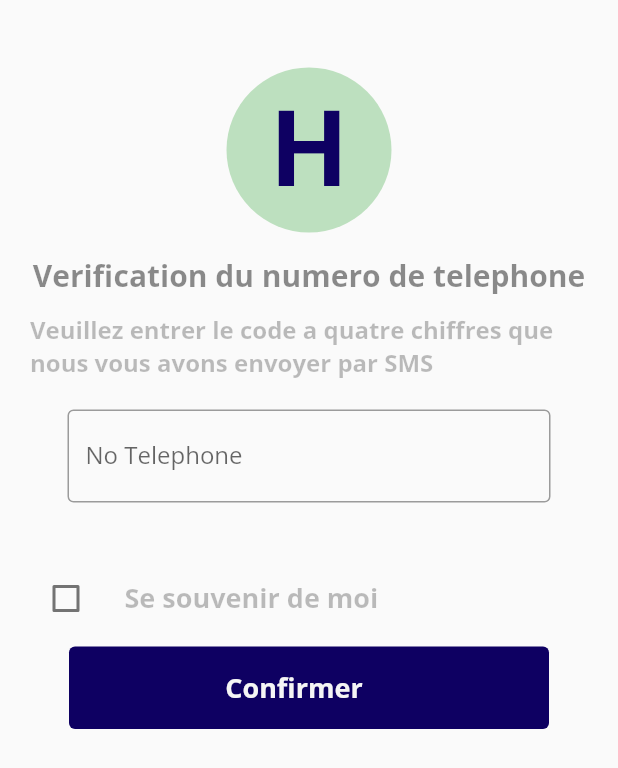
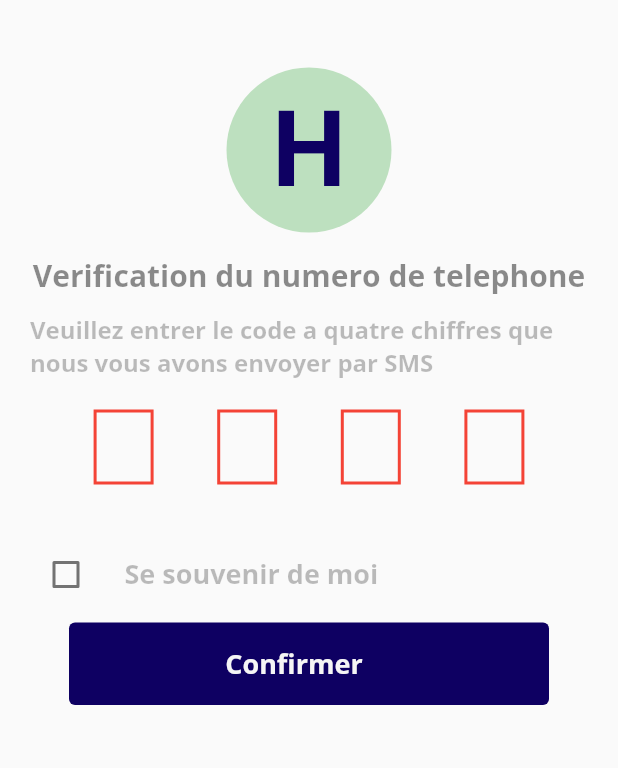
Before and after one commit to baimamboukar/heldis, a Flutter app: the ValidateOTP screen opened by its route, on a phone screen of 412 x 824 dp. Shown: the top 768 px of the screen. Run offline on Flutter 3.47's test engine with Material 2 defaults, Android fonts, the phone set to English and light mode, and no system bars; drawn by our look-alikes of pin_code_fields; our stand-ins replace adaptive_dialog, firebase_core, flutter_riverpod, google_fonts, grouped_list, line_icons and 1 more; accounts and stored records are empty.

Commit message:
pininput added

```diff
--- a/lib/screens/validate_otp.dart
+++ b/lib/screens/validate_otp.dart
@@ -2,6 +2,7 @@ import 'package:flutter/material.dart';
 import 'package:heldis/utils/utils.dart';
 import 'package:heldis/widgets/button.dart';
 import 'package:heldis/widgets/widgets.dart';
+import 'package:pin_code_fields/pin_code_fields.dart';
 
 class ValidateOTP extends StatelessWidget {
   const ValidateOTP({Key? key}) : super(key: key);
@@ -38,7 +39,15 @@ class ValidateOTP extends StatelessWidget {
               const SizedBox(
                 height: 20.0,
               ),
-              const Input(label: "No Telephone", hint: "Entrez votre numero"),
+              PinCodeTextField(
+                appContext: context,
+                pinTheme: PinTheme(shape: PinCodeFieldShape.box),
+                mainAxisAlignment: MainAxisAlignment.spaceEvenly,
+                //  obscuringWidget: const Text("🚩"),
+                blinkWhenObscuring: true,
+                length: 4,
+                onChanged: (value) {},
+              ),
               const SizedBox(
                 height: 20.0,
               ),
```
